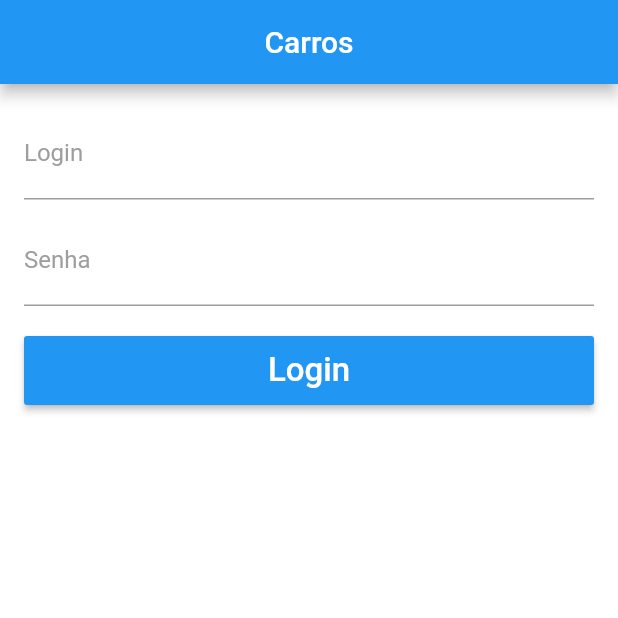
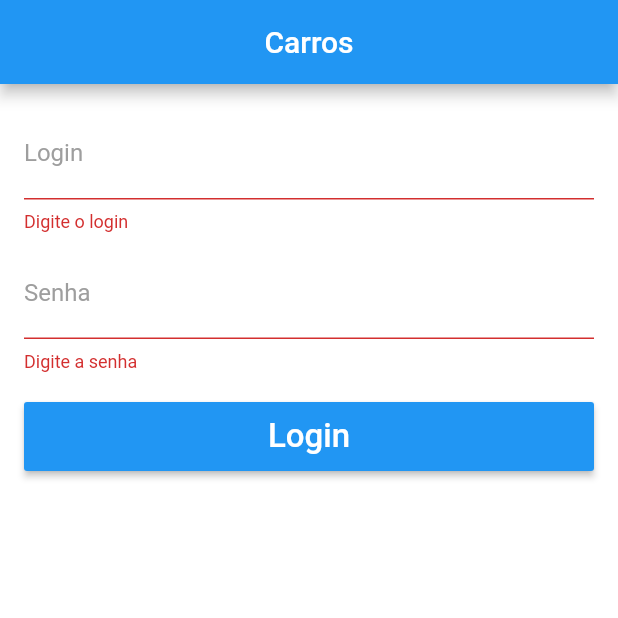
Before and after one commit to fgarcia1401/carros, a Flutter app: the screen it shows after launch, after a tap on "Login", on a phone screen of 412 x 824 dp, the top half of it. Run offline on Flutter 3.47's test engine with Material 2 defaults, Android fonts, the phone set to English and light mode, and no system bars.

Commit message:
Validacao de login e senha

```diff
--- a/lib/pages/login_page.dart
+++ b/lib/pages/login_page.dart
@@ -3,6 +3,8 @@ import 'package:flutter/material.dart';
 class LoginPage extends StatelessWidget {
   final _tLogin = TextEditingController();
   final _tSenha = TextEditingController();
+
+  final _formKey = GlobalKey<FormState>();
 
   @override
   Widget build(BuildContext context) {
@@ -16,29 +18,39 @@ class LoginPage extends StatelessWidget {
   }
 
   _body(context) {
-    final focus = FocusNode();
-    return Container(
+    return Form(
+      key: _formKey,
+      child: Container(
         padding: EdgeInsets.all(16),
         child: ListView(
           children: <Widget>[
-          _text("Login", "Digite o login", controller: _tLogin),
+            _text("Login", "Digite o login", controller: _tLogin, validator: _validateLogin),
             SizedBox(
               height: 10,
             ),
-          _text("Senha", "Digite a senha", password: true, controller: _tSenha ),
+            _text("Senha", "Digite a senha",
+                password: true, controller: _tSenha, validator: _validateSenha),
             SizedBox(
               height: 20,
             ),
             _button("Login", _onClickLogin)
           ],
         ),
+      ),
     );
   }
 
-  _text(String label, String hint, {bool password = false, TextEditingController controller}) {
+  _text(
+    String label,
+    String hint, {
+    bool password = false,
+    TextEditingController controller,
+    FormFieldValidator<String> validator,
+  }) {
     return TextFormField(
       controller: controller,
       obscureText: password,
+      validator: validator,
       style: TextStyle(
         fontSize: 18,
         color: Colors.blue,
@@ -63,18 +75,39 @@ class LoginPage extends StatelessWidget {
             fontSize: 22,
           ),
         ),
-        onPressed: onPressed
-        ,
+        onPressed: onPressed,
       ),
     );
   }
 
   _onClickLogin() {
+    bool formOk = _formKey.currentState.validate();
+
+    if (!formOk) {
+      return;
+    }
+
     String login = _tLogin.text;
     String senha = _tSenha.text;
 
     print("Login: $login, Senha: $senha");
+  }
 
+  String _validateLogin(String text) {
+      if(text.isEmpty) {
+        return "Digite o login";
+      }
+      return null;
+  }
 
+  String _validateSenha(String text) {
+    if(text.isEmpty) {
+      return "Digite a senha";
+    }
+
+    if(text.length < 3) {
+      return "A senha precisa ter pelo menos 3 numeros";
+    }
+    return null;
   }
 }
```
Lines whose indentation alone changed are shown as unchanged.
